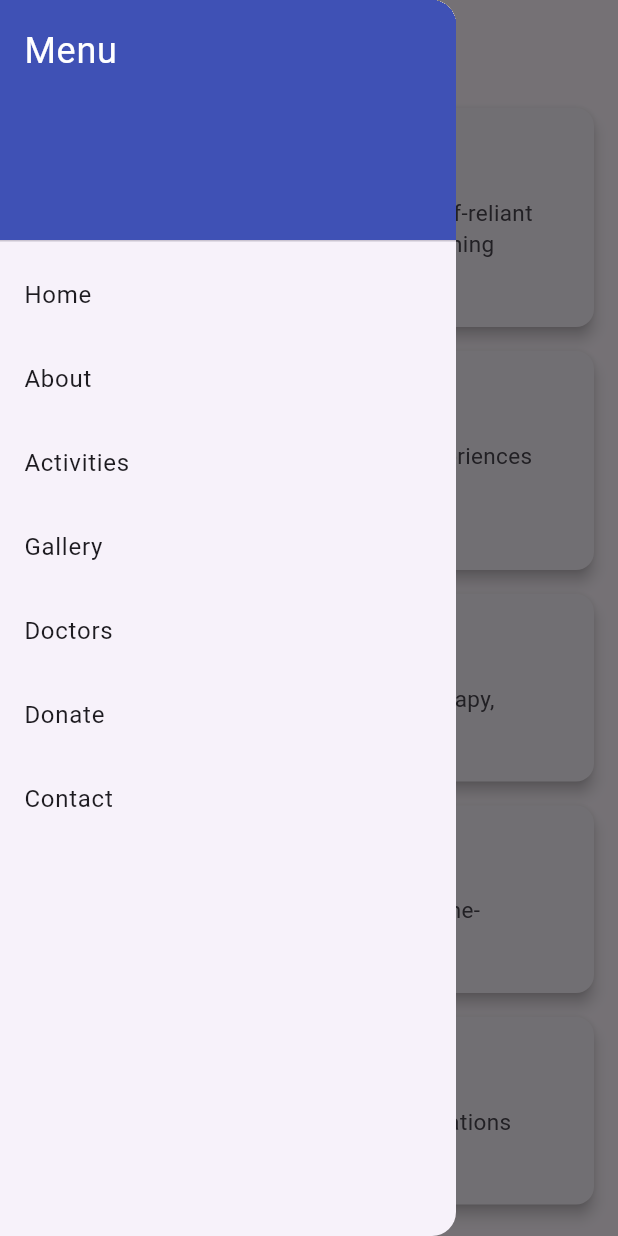
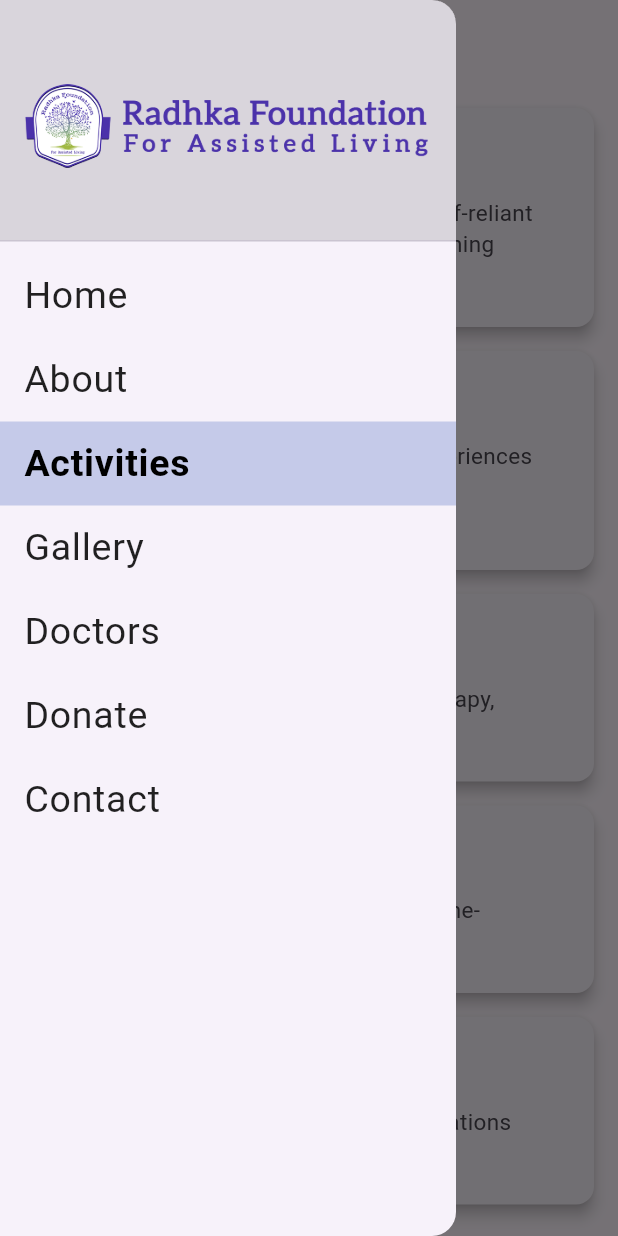
Before and after one commit to Narkhede-Akash/radhka_foundation, a Flutter app: the ActivitiesPage screen opened by its route, with the side drawer open, on a phone screen of 412 x 824 dp. Run offline on Flutter 3.47's test engine with Material 3 defaults, Android fonts, the light colour scheme and no system bars.

Commit message:
slider change

```diff
--- a/lib/main.dart
+++ b/lib/main.dart
@@ -17,7 +17,7 @@ class MyApp extends StatelessWidget {
   @override
   Widget build(BuildContext context) {
     return MaterialApp(
-      title: 'Radhaka Foundation',
+      title: 'Radhka Foundation',
       debugShowCheckedModeBanner: false,
       theme: ThemeData(
         primarySwatch: Colors.indigo,
--- a/lib/screens/home_screen.dart
+++ b/lib/screens/home_screen.dart
@@ -9,7 +9,7 @@ class HomeScreen extends StatelessWidget {
   Widget build(BuildContext context) {
     return Scaffold(
       appBar: AppBar(
-        title: const Text('Radhaka Foundation'),
+        title: const Text('Radhka Foundation'),
       ),
       drawer: const CustomDrawer(),
       body: SingleChildScrollView(
--- a/lib/widgets/custom_drawer.dart
+++ b/lib/widgets/custom_drawer.dart
@@ -1,4 +1,3 @@
-// custom_drawer.dart
 import 'package:flutter/material.dart';
 import '../screens/home_screen.dart';
 import '../screens/about_screen.dart';
@@ -22,13 +21,17 @@ class _CustomDrawerState extends State<CustomDrawer> {
       child: ListView(
         padding: EdgeInsets.zero,
         children: [
-          const DrawerHeader(
-            decoration: BoxDecoration(
-              color: Colors.indigo,
+          DrawerHeader(
+            decoration: const BoxDecoration(
+              color: Colors.black12,
             ),
-            child: Text(
-              'Menu',
-              style: TextStyle(color: Colors.white, fontSize: 24),
+            child: Center(
+              child: Image.asset(
+                'assets/images/founder.png',
+                width: 300,
+                height: 100,
+                fit: BoxFit.contain,
+              ),
             ),
           ),
           _drawerItem(context, 'Home', '/'),
@@ -42,6 +45,7 @@ class _CustomDrawerState extends State<CustomDrawer> {
       ),
     );
   }
+
   Widget _getPageFromRoute(String route) {
     switch (route) {
       case '/about':
@@ -62,16 +66,32 @@ class _CustomDrawerState extends State<CustomDrawer> {
   }
 
   ListTile _drawerItem(BuildContext context, String title, String route) {
+    final currentRoute = ModalRoute
+        .of(context)
+        ?.settings
+        .name;
+    final isSelected = currentRoute == route;
+
     return ListTile(
-      title: Text(title),
+      selected: isSelected,
+      selectedTileColor: Colors.indigo.shade100,
+      title: Text(
+        title,
+        style: TextStyle(
+          fontSize: 25,
+          fontWeight: isSelected ? FontWeight.bold : FontWeight.normal,
+          color: isSelected ? Colors.black : Colors.black87,
+        ),
+      ),
       onTap: () {
         Navigator.pop(context);
-        // Navigator.pushNamed(context, route);
         Navigator.push(
           context,
-          MaterialPageRoute(builder: (_) => _getPageFromRoute(route)),
+          MaterialPageRoute(
+            builder: (_) => _getPageFromRoute(route),
+            settings: RouteSettings(name: route), // ✅ Important!
+          ),
         );
-
       },
     );
   }
```
